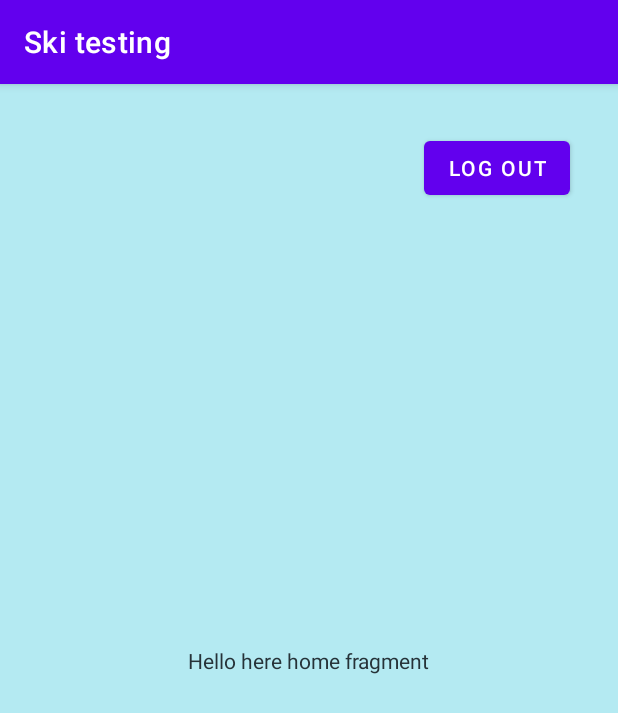
After one commit to ErlebachTomas/DP-SkiGlideTestingApp, an Android app: the fragment HomeFragment placed in its activity, on a phone screen of 412 x 824 dp. The commit adds this screen. Shown: the top 713 px of the screen. Run offline under Robolectric (Android 15) with nearby library versions, the phone set to English and light mode, and no system bars; libraries missing offline, so code that uses them is left out: com.auth0.android; 2 statements that could not run were skipped.

Commit message:
Main activity fragments

```diff
--- a/app/src/main/AndroidManifest.xml
+++ b/app/src/main/AndroidManifest.xml
@@ -4,6 +4,7 @@
     package="cz.erlebach.skitesting">
 
 
+    <uses-permission android:name="android.permission.ACCESS_NETWORK_STATE" />
     <uses-permission android:name="android.permission.INTERNET" />
 
 
--- /dev/null
+++ b/app/src/main/java/cz/erlebach/skitesting/HomeFragment.kt
@@ -0,0 +1,34 @@
+package cz.erlebach.skitesting
+
+import android.os.Bundle
+import androidx.fragment.app.Fragment
+import android.view.LayoutInflater
+import android.view.View
+import android.view.ViewGroup
+import android.widget.Button
+
+
+/**
+Domovská obrazovka
+ */
+class HomeFragment : Fragment() {
+
+    override fun onCreate(savedInstanceState: Bundle?) {
+        super.onCreate(savedInstanceState)
+    }
+
+    override fun onCreateView(
+        inflater: LayoutInflater, container: ViewGroup?,
+        savedInstanceState: Bundle?
+    ): View? {
+
+        val myView = inflater.inflate(R.layout.fragment_home, container, false)
+
+        myView.findViewById<Button>(R.id.btn_sign_out).setOnClickListener { view ->
+            (activity as MainActivity?)!!.logout()
+        }
+        return myView
+
+    }
+
+}
--- a/app/src/main/java/cz/erlebach/skitesting/MainActivity.kt
+++ b/app/src/main/java/cz/erlebach/skitesting/MainActivity.kt
@@ -1,12 +1,16 @@
 package cz.erlebach.skitesting
 
 import android.Manifest
+import android.content.Context
 import android.content.pm.PackageManager
-import androidx.appcompat.app.AppCompatActivity
+import android.net.ConnectivityManager
+import android.net.NetworkCapabilities
 import android.os.Bundle
 import android.util.Log
+import androidx.appcompat.app.AppCompatActivity
 import androidx.core.app.ActivityCompat
 import androidx.core.content.ContextCompat
+import androidx.fragment.app.Fragment
 import com.auth0.android.Auth0
 import com.auth0.android.authentication.AuthenticationException
 import com.auth0.android.callback.Callback
@@ -16,9 +20,8 @@ import com.google.android.material.snackbar.Snackbar
 import cz.erlebach.skitesting.databinding.ActivityMainBinding
 
 
-
 class MainActivity : AppCompatActivity(), IAccountManagement {
-    private val TAG = "MainActivity"
+    private val TAG = "Activity Main"
     /**
      * Instance vazební třídy obsahující přímé odkazy (nahrazuje findViewById konstrukci)
      */
@@ -27,6 +30,8 @@ class MainActivity : AppCompatActivity(), IAccountManagement {
     private lateinit var account: Auth0
     private var cachedCredentials: Credentials? = null
 
+
+
     override fun onCreate(savedInstanceState: Bundle?) {
         super.onCreate(savedInstanceState)
         setContentView(R.layout.activity_main)
@@ -34,6 +39,10 @@ class MainActivity : AppCompatActivity(), IAccountManagement {
         binding = ActivityMainBinding.inflate(layoutInflater) // metoda generující binding class
 
         checkAllpermissions()
+
+        if (!this.isDeviceOnline(this)) {
+            changeFragmentTo(NoConnectionFragment())
+        }
 
         account = Auth0(
             getString(R.string.auth0_client_id),
@@ -53,23 +62,40 @@ class MainActivity : AppCompatActivity(), IAccountManagement {
             .withAudience(getString(R.string.login_audience, getString(R.string.auth0_domain)))
             .start(this, object : Callback<Credentials, AuthenticationException> {
 
-                override fun onFailure(exception: AuthenticationException) {
-                    showSnackBar(getString(R.string.login_failure_message) + ": " + exception.message)
+                override fun onFailure(error: AuthenticationException) {
+                    showSnackBar(getString(R.string.login_failure_message) + ": " + error.message)
+
+                    changeFragmentTo(NoConnectionFragment())
                 }
 
-                override fun onSuccess(credentials: Credentials) {
-                    cachedCredentials = credentials
+                override fun onSuccess(result: Credentials) {
 
-                    showSnackBar(getString(R.string.login_success_message) + credentials.accessToken)
+                    cachedCredentials = result
 
-                 // todo změnit fragment
+                    showSnackBar(getString(R.string.login_success_message) + result.accessToken)
+
+                    changeFragmentTo(HomeFragment())
 
                 }
             })
     }
 
     override fun logout() {
-        TODO("Not yet implemented")
+        WebAuthProvider
+            .logout(account) // Auth0 tenant account
+            .withScheme(getString(R.string.auth0_scheme)) // The callback scheme
+            .start(this, object : Callback<Void?, AuthenticationException> {
+
+                override fun onFailure(error: AuthenticationException) {
+                    showSnackBar( getString(R.string.logout_err_message) + error.getCode())
+                }
+
+                override fun onSuccess(result: Void?) {
+                    showSnackBar( getString(R.string.login_success_message))
+                    changeFragmentTo(LoginFragment())
+                    cachedCredentials = null
+                }
+            })
     }
 
 
@@ -78,7 +104,7 @@ class MainActivity : AppCompatActivity(), IAccountManagement {
      */
     private fun checkAllpermissions() {
 
-        val requestCode:Int = 1
+        val requestCode = 1
 
         if (ContextCompat.checkSelfPermission(this, Manifest.permission.INTERNET)
             != PackageManager.PERMISSION_GRANTED
@@ -88,6 +114,7 @@ class MainActivity : AppCompatActivity(), IAccountManagement {
             ActivityCompat.requestPermissions(this,
                 arrayOf(
                     Manifest.permission.INTERNET,
+                    Manifest.permission.ACCESS_NETWORK_STATE
                     // ..
                     ),
                 requestCode)
@@ -98,15 +125,18 @@ class MainActivity : AppCompatActivity(), IAccountManagement {
     }
 
     /* TOOLS */
+    /**
+     * Přepne fragment v hlavním okně na jiný fragment
+     */
+    private fun changeFragmentTo(fragment: Fragment) {
+        val transaction = supportFragmentManager.beginTransaction()
+        transaction.replace(R.id.ma_fragmentContainerView, fragment)
+        transaction.commit()
+    }
 
     /** Zjednodušená logovací funkce pro debug */
-    private fun log(text: String, tag: String = TAG, type: Char = 'v') {
-        when (type) {
-            'e' -> Log.e(tag, text)
-            else -> {
-                Log.v(tag, text)
-            }
-        }
+    private fun log(text: String, tag: String = TAG) {
+        Log.v(tag, text)
     }
 
     /** info výpis na obrazovku */
@@ -114,5 +144,25 @@ class MainActivity : AppCompatActivity(), IAccountManagement {
         Snackbar.make(binding.root, text, Snackbar.LENGTH_LONG).show()
     }
 
+    /** kontroluje zda je zařízení připojeno k internetu */
+    private fun isDeviceOnline(context: Context): Boolean {
+        val connectivityManager = context.getSystemService(Context.CONNECTIVITY_SERVICE) as ConnectivityManager
+        val capabilities = connectivityManager.getNetworkCapabilities(connectivityManager.activeNetwork)
+
+        if (capabilities != null) {
+            if (capabilities.hasTransport(NetworkCapabilities.TRANSPORT_CELLULAR)) {
+                Log.i("Internet", "NetworkCapabilities.TRANSPORT_CELLULAR")
+                return true
+            } else if (capabilities.hasTransport(NetworkCapabilities.TRANSPORT_WIFI)) {
+                Log.i("Internet", "NetworkCapabilities.TRANSPORT_WIFI")
+                return true
+            } else if (capabilities.hasTransport(NetworkCapabilities.TRANSPORT_ETHERNET)) {
+                Log.i("Internet", "NetworkCapabilities.TRANSPORT_ETHERNET")
+                return true
+            }
+        }
+        return false
+    }
+
 
 }
--- a/app/src/main/res/layout/activity_main.xml
+++ b/app/src/main/res/layout/activity_main.xml
@@ -1,6 +1,5 @@
 <?xml version="1.0" encoding="utf-8"?>
 <androidx.appcompat.widget.LinearLayoutCompat xmlns:android="http://schemas.android.com/apk/res/android"
-    xmlns:app="http://schemas.android.com/apk/res-auto"
     xmlns:tools="http://schemas.android.com/tools"
     android:layout_width="match_parent"
     android:layout_height="match_parent"
@@ -9,7 +8,7 @@
     >
 
     <androidx.fragment.app.FragmentContainerView
-        android:id="@+id/fragmentContainerView"
+        android:id="@+id/ma_fragmentContainerView"
         android:name="cz.erlebach.skitesting.LoginFragment"
         android:layout_width="match_parent"
         android:layout_height="match_parent" />
--- /dev/null
+++ b/app/src/main/res/layout/fragment_home.xml
@@ -0,0 +1,31 @@
+<?xml version="1.0" encoding="utf-8"?>
+<androidx.constraintlayout.widget.ConstraintLayout xmlns:android="http://schemas.android.com/apk/res/android"
+    xmlns:app="http://schemas.android.com/apk/res-auto"
+    xmlns:tools="http://schemas.android.com/tools"
+    android:layout_width="match_parent"
+    android:layout_height="match_parent"
+    android:background="#4B00B8D4"
+    tools:context=".HomeFragment">
+
+    <!-- TODO: Update blank fragment layout -->
+    <TextView
+        android:layout_width="wrap_content"
+        android:layout_height="wrap_content"
+        android:text="@string/hello_home_fragment"
+        android:textColor="#263238"
+        app:layout_constraintBottom_toBottomOf="parent"
+        app:layout_constraintEnd_toEndOf="parent"
+        app:layout_constraintStart_toStartOf="parent"
+        app:layout_constraintTop_toTopOf="parent" />
+
+    <Button
+        android:id="@+id/btn_sign_out"
+        android:layout_width="wrap_content"
+        android:layout_height="wrap_content"
+        android:layout_marginTop="32dp"
+        android:layout_marginEnd="32dp"
+        android:text="@string/btn_sign_out"
+        app:layout_constraintEnd_toEndOf="parent"
+        app:layout_constraintTop_toTopOf="parent" />
+
+</androidx.constraintlayout.widget.ConstraintLayout>
--- a/app/src/main/res/values/strings.xml
+++ b/app/src/main/res/values/strings.xml
@@ -4,4 +4,12 @@
     <string name="btn_login">Login</string>
     <string name="login_failure_message">Login fail</string>
     <string name="login_success_message">OK: </string>
+    <string name="logout_err_message">Unexpected error </string>
+    <!-- Err fragment -->
+    <string name="no_connection_text">No internet connection. Try it again</string>
+    <string name="btn_retry">Retry</string>
+    <!-- home fragment -->
+    <string name="hello_home_fragment">Hello here home fragment</string>
+    <string name="btn_sign_out">Log out</string>
+    <string name="logout_succes_message">The user has been logged out</string>
 </resources>
```
Also changed, not shown: app/src/main/java/cz/erlebach/skitesting/NoConnectionFragment.kt (added, +30 -0 lines), app/src/main/res/layout/fragment_no_connection.xml (added, +29 -0 lines), 1 other file.
